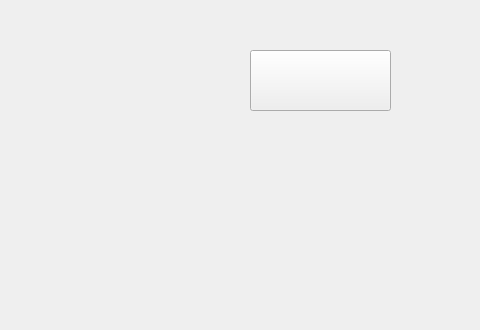
Old version of the form tutorial.ui in the repository Ashley00/A8SodukoGame; both pictures show x 240 to 720 and y 0 to 330 of the 720 by 650 pixel window.
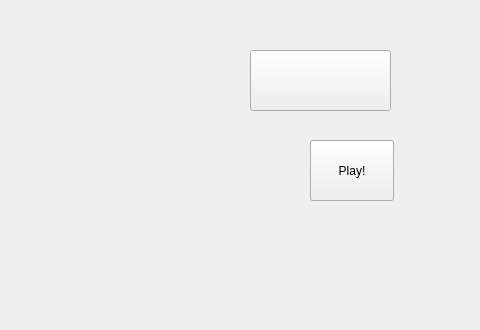
New version of the form. Icons and pictures are not drawn.

Commit message: adding play button to tutorial

Patch:
```diff
--- a/tutorial.ui
+++ b/tutorial.ui
@@ -132,6 +132,19 @@
     </size>
    </property>
   </widget>
+  <widget class="QPushButton" name="exampleButton">
+   <property name="geometry">
+    <rect>
+     <x>550</x>
+     <y>140</y>
+     <width>84</width>
+     <height>61</height>
+    </rect>
+   </property>
+   <property name="text">
+    <string>Play!</string>
+   </property>
+  </widget>
  </widget>
  <resources>
   <include location="images.qrc"/>
```
The commit also changes 8 other files.
